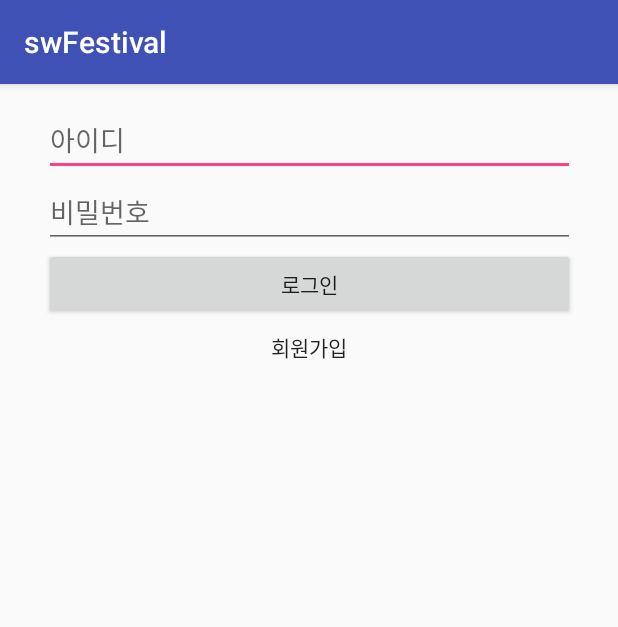
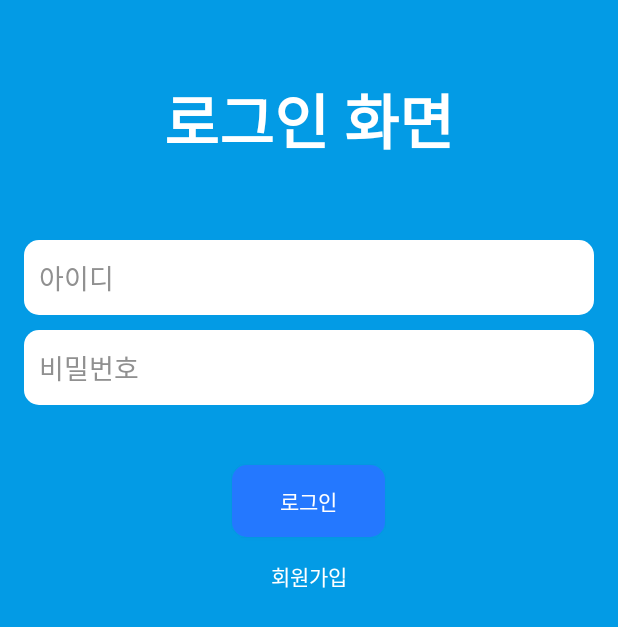
Before and after one commit to eunjong55/swFestival, an Android app: the screen it shows after launch (LoginActivity), on a phone screen of 412 x 824 dp. Shown: the top 627 px of the screen. Run offline under Robolectric (Android 15) with nearby library versions, the phone set to English and light mode, and no system bars; our stand-ins replace Volley.

```diff
--- /dev/null
+++ b/app/src/main/res/drawable/button_login.xml
@@ -0,0 +1,14 @@
+<?xml version="1.0" encoding="utf-8"?>
+<shape xmlns:android="http://schemas.android.com/apk/res/android" android:shape="rectangle">
+
+    <solid
+        android:color="@color/colorAccent"/>
+
+    <corners
+        android:radius="10dp"/>
+
+    <padding
+        android:left="32dp"
+        android:right="32dp"/>
+
+</shape>
--- /dev/null
+++ b/app/src/main/res/drawable/edittext_login.xml
@@ -0,0 +1,17 @@
+<?xml version="1.0" encoding="utf-8"?>
+<shape xmlns:android="http://schemas.android.com/apk/res/android" android:shape="rectangle">
+
+    <solid
+        android:color="@color/colorWhite"/>
+
+    <padding
+        android:left="10dp"
+        android:top="4dp"
+        android:right="10dp"
+        android:bottom="4dp"
+        />
+
+    <corners
+        android:radius="10dp"/>
+
+</shape>
--- a/app/src/main/res/layout/activity_login.xml
+++ b/app/src/main/res/layout/activity_login.xml
@@ -1,54 +1,77 @@
 <?xml version="1.0" encoding="utf-8"?>
-<android.support.constraint.ConstraintLayout xmlns:android="http://schemas.android.com/apk/res/android"
+<LinearLayout xmlns:android="http://schemas.android.com/apk/res/android"
     xmlns:app="http://schemas.android.com/apk/res-auto"
     xmlns:tools="http://schemas.android.com/tools"
     android:layout_width="match_parent"
     android:layout_height="match_parent"
-    tools:context=".LoginActivity">
+    android:orientation="vertical"
+    android:background="@color/colorPrimary"
+    tools:context=".LoginActivity"
+    >
+
+    <TextView
+        android:layout_width="wrap_content"
+        android:layout_height="wrap_content"
+        android:layout_gravity="center"
+        android:textSize="40dp"
+        android:text="로그인 화면"
+        android:textColor="@color/colorWhite"
+        android:textStyle="bold"
+        android:layout_margin="50dp"
+        />
 
     <EditText
         android:id="@+id/idText"
-        android:layout_width="354dp"
-        android:layout_height="45dp"
+        android:layout_width="match_parent"
+        android:layout_height="50dp"
         android:layout_marginEnd="16dp"
-        android:layout_marginLeft="16dp"
-        android:layout_marginRight="16dp"
         android:layout_marginStart="16dp"
-        android:layout_marginTop="16dp"
+        android:layout_marginLeft="32dp"
+        android:layout_marginRight="32dp"
+        android:background="@drawable/edittext_login"
         android:ems="10"
         android:hint="아이디"
         android:inputType="textPersonName"
+        android:textColorHint="@color/colorGray"
         app:layout_constraintEnd_toEndOf="parent"
         app:layout_constraintStart_toStartOf="parent"
         app:layout_constraintTop_toTopOf="parent" />
 
     <EditText
         android:id="@+id/passwordText"
-        android:layout_width="354dp"
-        android:layout_height="wrap_content"
+        android:layout_width="match_parent"
+        android:layout_height="50dp"
         android:layout_marginEnd="16dp"
-        android:layout_marginLeft="16dp"
-        android:layout_marginRight="16dp"
         android:layout_marginStart="16dp"
         android:ems="10"
         android:hint="비밀번호"
         android:inputType="textPassword"
         app:layout_constraintEnd_toEndOf="parent"
         app:layout_constraintStart_toStartOf="parent"
-        app:layout_constraintTop_toBottomOf="@+id/idText" />
+        app:layout_constraintTop_toBottomOf="@+id/idText"
+        android:textColorHint="@color/colorGray"
+        android:layout_marginLeft="32dp"
+        android:layout_marginRight="32dp"
+        android:layout_marginTop="10dp"
+        android:background="@drawable/edittext_login"/>
 
     <Button
         android:id="@+id/loginButton"
-        android:layout_width="354dp"
+        android:layout_width="wrap_content"
         android:layout_height="wrap_content"
         android:layout_marginEnd="16dp"
-        android:layout_marginLeft="16dp"
-        android:layout_marginRight="16dp"
         android:layout_marginStart="16dp"
         android:text="로그인"
         app:layout_constraintEnd_toEndOf="parent"
         app:layout_constraintStart_toStartOf="parent"
-        app:layout_constraintTop_toBottomOf="@+id/passwordText" />
+        app:layout_constraintTop_toBottomOf="@+id/passwordText"
+        android:layout_marginLeft="32dp"
+        android:layout_marginRight="32dp"
+        android:layout_marginTop="40dp"
+        android:background="@drawable/button_login"
+        android:textColor="@color/colorWhite"
+        android:layout_gravity="center_horizontal"
+        />
 
     <TextView
         android:id="@+id/registerButton"
@@ -58,10 +81,13 @@
         android:layout_marginLeft="6dp"
         android:layout_marginRight="6dp"
         android:layout_marginStart="6dp"
-        android:layout_marginTop="7dp"
+        android:layout_marginTop="15dp"
         android:text="회원가입"
         android:textAppearance="@style/TextAppearance.AppCompat.Button"
         app:layout_constraintEnd_toEndOf="parent"
         app:layout_constraintStart_toStartOf="parent"
-        app:layout_constraintTop_toBottomOf="@+id/loginButton" />
-</android.support.constraint.ConstraintLayout>
+        app:layout_constraintTop_toBottomOf="@+id/loginButton"
+        android:layout_gravity="center"
+        android:textColor="@color/colorWhite"
+        />
+</LinearLayout>
--- a/app/src/main/res/values/colors.xml
+++ b/app/src/main/res/values/colors.xml
@@ -1,6 +1,8 @@
 <?xml version="1.0" encoding="utf-8"?>
 <resources>
-    <color name="colorPrimary">#3F51B5</color>
-    <color name="colorPrimaryDark">#303F9F</color>
-    <color name="colorAccent">#FF4081</color>
+    <color name="colorPrimary">#039BE5</color>
+    <color name="colorPrimaryDark">#0277BD</color>
+    <color name="colorAccent">#2478FF</color>
+    <color name="colorWhite">#FFFFFF</color>
+    <color name="colorGray">#909090</color>
 </resources>
--- a/app/src/main/res/values/styles.xml
+++ b/app/src/main/res/values/styles.xml
@@ -8,4 +8,9 @@
         <item name="colorAccent">@color/colorAccent</item>
     </style>
 
+    <style name="AppTheme.NoActionBar">
+        <item name="windowActionBar">false</item>
+        <item name="windowNoTitle">true</item>
+    </style>
+
 </resources>
```
Also changed, not shown: app/src/main/AndroidManifest.xml (+9 -12 lines), app/src/main/java/com/example/eunjong/swfestival/ManagementActivity.java (+37 -2 lines), app/src/main/java/com/example/eunjong/swfestival/User.java (added, +48 -0 lines), app/src/main/java/com/example/eunjong/swfestival/UserListAdapter.java (added, +52 -0 lines), app/src/main/res/layout/activity_management.xml (+16 -10 lines), app/src/main/res/layout/activity_register.xml (+6 -2 lines), app/src/main/res/layout/user.xml (added, +50 -0 lines).
